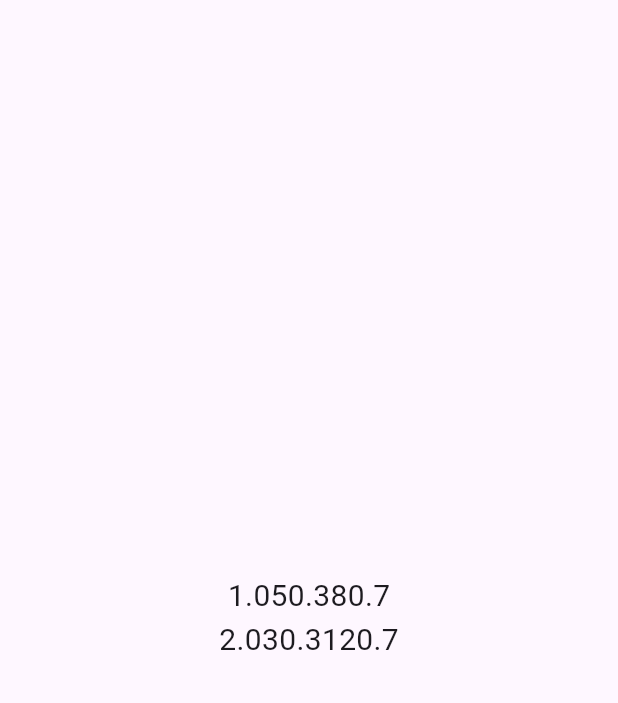
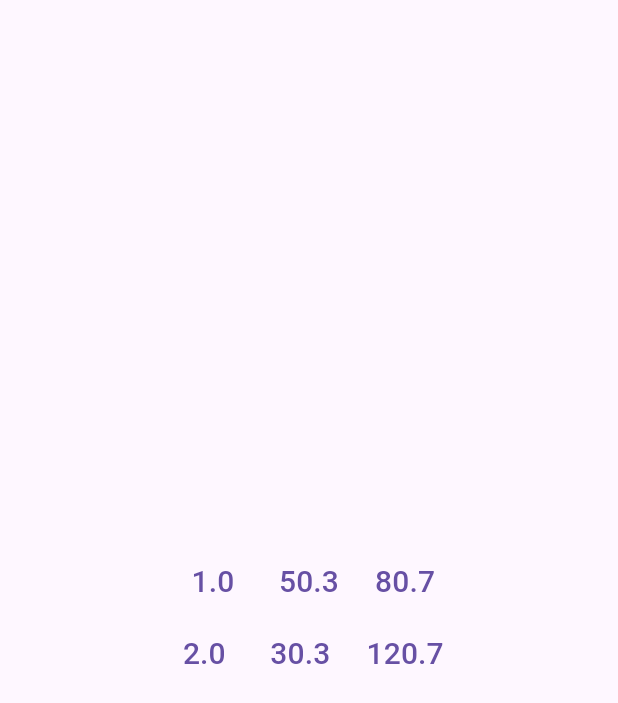
Before and after one commit to eskalaiyarasan/flutter_learning, a Flutter app: the screen it shows after launch, on a phone screen of 412 x 824 dp. Shown: the top 703 px of the screen. Run offline on Flutter 3.47's test engine with Material 3 defaults, Android fonts, the phone set to English and light mode, and no system bars; missing offline and left inert: hexagon.

Commit message:
3. Chapter:1, Lesson:3 button press:

```diff
--- a/sixside/lib/main.dart
+++ b/sixside/lib/main.dart
@@ -41,7 +41,7 @@ class MainApp extends StatelessWidget {
 class sixsideWidget extends StatelessWidget {
   sixsideWidget(this.number,{super.key});
 
-  final double number ;
+  double number ;
   @override
   Widget build(BuildContext context) {
     return HexagonWidget.pointy(
@@ -49,9 +49,15 @@ class sixsideWidget extends StatelessWidget {
           //cornerRadius: 40.0,
           color: Colors.amber,
           child: Center(
-                child: Text(
-                  number.toString(),
-                  style: TextStyle(fontSize: 20),
+                child: TextButton(
+                  child: Text(
+                    number.toString(),
+                    style: TextStyle(fontSize: 20),
+                  ),
+                  onPressed: () {
+                    //number = number + 1;
+                    print(number);
+                  },
                 ),
               ),
         );
@@ -72,10 +78,16 @@ class QueensideWidget extends StatelessWidget {
               width: 90,
               color: Colors.amber,
               child: Center(
-                child: Text(
+                child: TextButton(
+                  onPressed: (){
+                    print('QueensideWidget pressed');
+                    print(number);
+                  },
+                  child:  Text(
                   number.toString(),
                   style: TextStyle(fontSize: 20),
                 ),
+              ),
               ),
             ),
           ),
```
